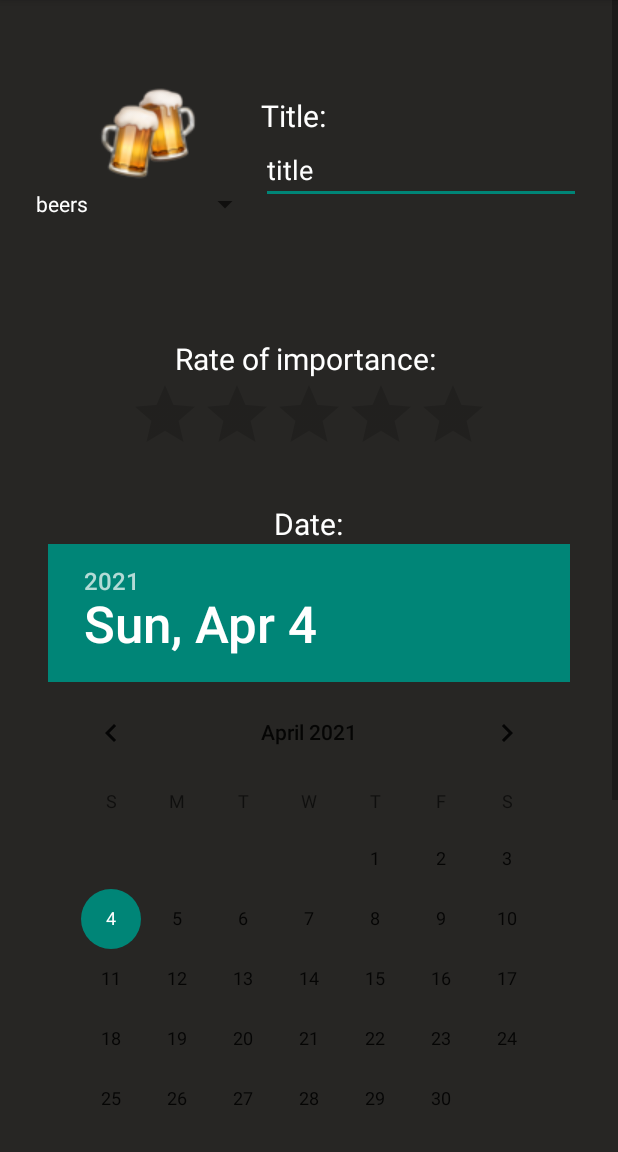
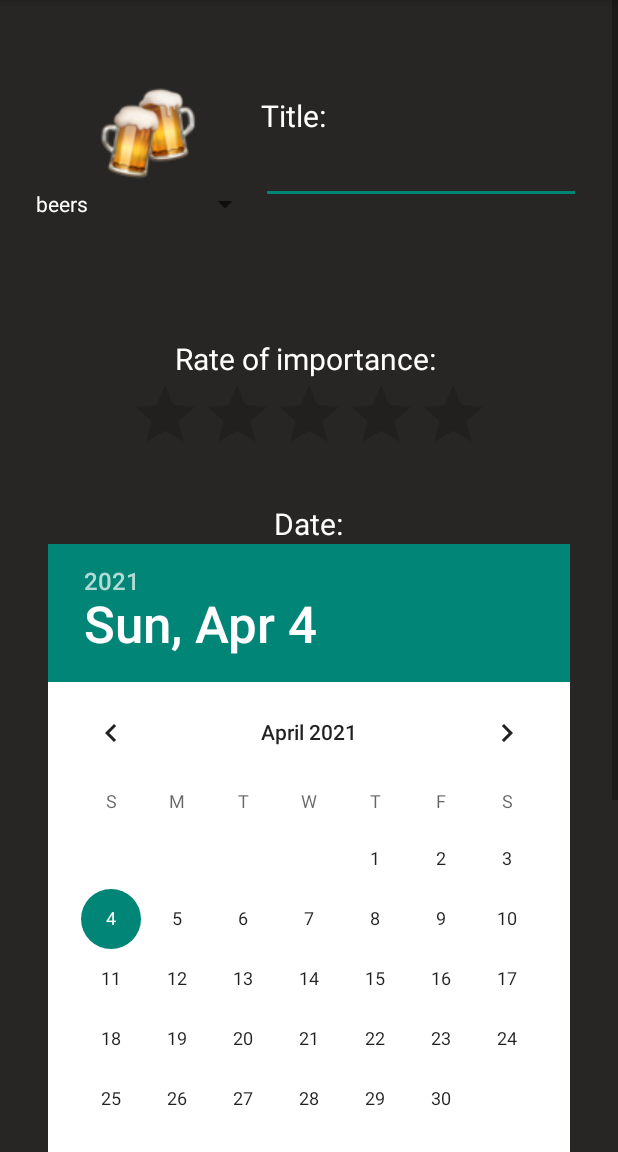
Before and after one commit to piotrekpuszczynski/mobileApps, an Android app: the AddActivity screen opened directly, with no data from a screen before it, on a phone screen of 412 x 824 dp, the part 84-1236 px from its top. Run offline under Robolectric (Android 15) with nearby library versions, the phone set to English and light mode, and no system bars.

Commit message:
poprawa wygladu

```diff
--- a/lista3/todo/app/src/main/res/layout/activity_add.xml
+++ b/lista3/todo/app/src/main/res/layout/activity_add.xml
@@ -67,7 +67,6 @@
                         android:textColor="@color/white"
                         android:ems="10"
                         android:inputType="textPersonName"
-                        android:text="title"
                         android:layout_gravity="center" />
                 </LinearLayout>
             </LinearLayout>
@@ -101,9 +100,7 @@
                 android:id="@+id/enterDate"
                 android:layout_width="wrap_content"
                 android:layout_height="wrap_content"
-                android:calendarTextColor="@color/white"
-                android:outlineAmbientShadowColor="@color/white"
-                android:outlineSpotShadowColor="@color/white"
+                android:background="@color/white"
                 android:layout_gravity="center_horizontal" />
 
             <TextView
@@ -119,7 +116,7 @@
                 android:id="@+id/getTime"
                 android:layout_width="wrap_content"
                 android:layout_height="wrap_content"
-                android:numbersTextColor="@color/white"
+                android:background="@color/white"
                 android:timePickerMode="spinner"
                 android:layout_gravity="center_horizontal" />
 
```
